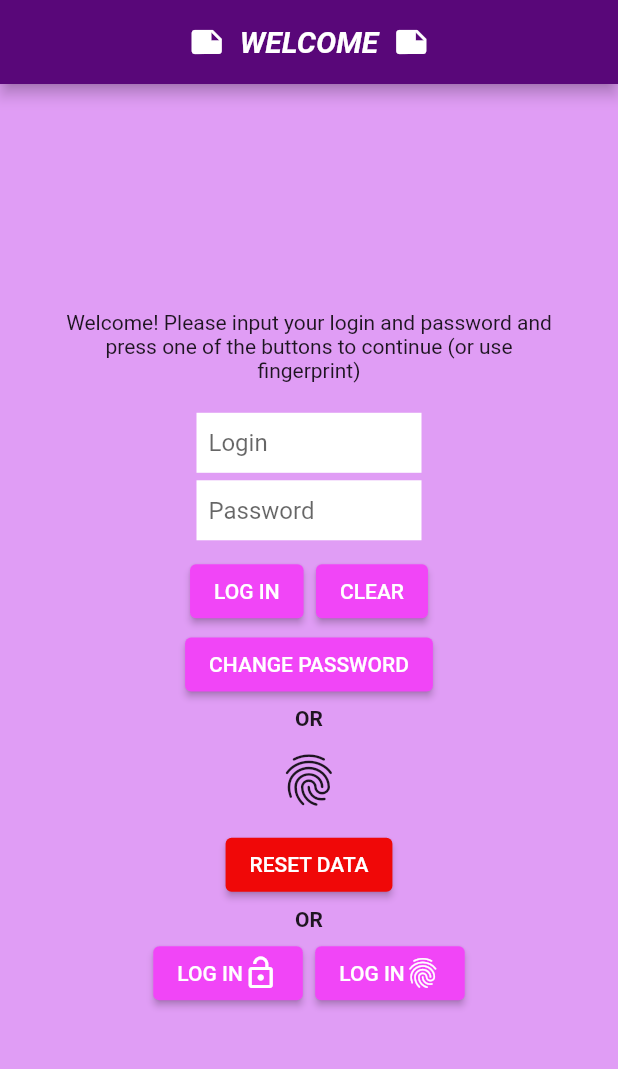
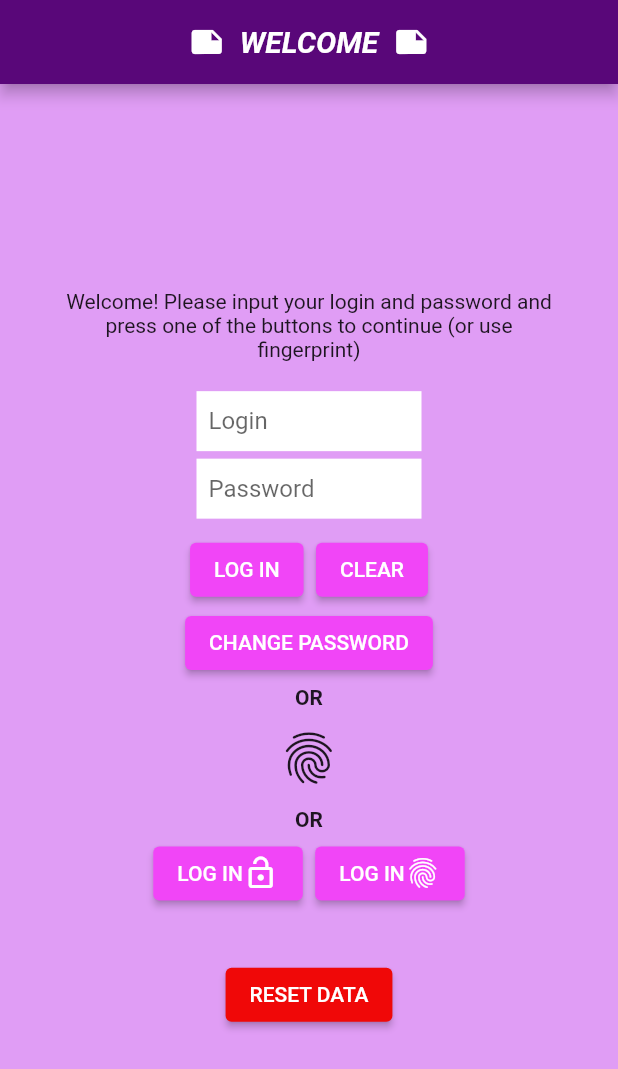
Before and after one commit to KarolFilipiak/notatnik, a Flutter app: the screen it shows after launch, after a tap on "RESET DATA", on a phone screen of 412 x 824 dp. Shown: the top 1069 px of the screen. Run offline on Flutter 3.47's test engine with Material 2 defaults, Android fonts, the phone set to English and light mode, and no system bars; our stand-ins replace flutter_secure_storage, top_snackbar_flutter, url_launcher_web; missing offline and left inert: cryptography, encrypt, flutter_locker, flutter_secure_storage_web.

Commit message:
1.4.3 - reduced key stretching iterations to improve performance, moved reset button in logging page

```diff
--- a/lib/functions.dart
+++ b/lib/functions.dart
@@ -5,7 +5,6 @@ import 'dart:typed_data';
 
 import 'package:crypto/crypto.dart';
 import 'package:flutter/material.dart';
-import 'package:flutter_locker/flutter_locker.dart';
 import 'package:flutter_secure_storage/flutter_secure_storage.dart';
 import 'package:encrypt/encrypt.dart' as enc;
 import 'package:cryptography/cryptography.dart' as cry;
@@ -46,7 +45,7 @@ class F
     final _storage = const FlutterSecureStorage();
     final pbkdf2 = cry.Pbkdf2(
       macAlgorithm: cry.Hmac.sha256(),
-      iterations: 100000,
+      iterations: 15000,
       bits: 256,
     );
 
@@ -287,7 +286,7 @@ class F
     final _storage = const FlutterSecureStorage();
     final pbkdf2 = cry.Pbkdf2(
       macAlgorithm: cry.Hmac.sha256(),
-      iterations: 100000,
+      iterations: 15000,
       bits: 256,
     );
 
--- a/lib/views/welcome_page.dart
+++ b/lib/views/welcome_page.dart
@@ -361,22 +361,6 @@ class _WelcomeState extends State<Welcome> {
                           iconSize: min(MediaQuery.of(context).size.height*0.1, MediaQuery.of(context).size.width*0.1),
                         ),
                         SizedBox(height: MediaQuery.of(context).size.height*0.005),
-                        ElevatedButton(
-                          onPressed: () async {
-                            _storage.deleteAll(aOptions: O.getAndroidOptions());
-                            try {
-                              await FlutterLocker.delete('notes');
-                            }
-                            catch (e) {}
-                            F.snack(context, "Data erased", "top_red");
-                            clear_input();
-                          },
-                          style: ElevatedButton.styleFrom(
-                            primary: Color.fromARGB(255, 240, 8, 8),
-                          ),
-                          child: const Text('RESET DATA')
-                        ),
-                        SizedBox(height: MediaQuery.of(context).size.height*0.005),
                         Text('OR',style: TextStyle(fontWeight: FontWeight.bold),),
                         SizedBox(height: MediaQuery.of(context).size.height*0.005),
                         Row(
@@ -452,11 +436,27 @@ class _WelcomeState extends State<Welcome> {
                               ],
                             ),
                           )
-
                           ],
-                        )
+                        ),
+                        SizedBox(height: MediaQuery.of(context).size.height*0.04),
+                        ElevatedButton(
+                          onPressed: () async {
+                            _storage.deleteAll(aOptions: O.getAndroidOptions());
+                            try {
+                              await FlutterLocker.delete('notes');
+                            }
+                            catch (e) {}
+                            F.snack(context, "Data erased", "top_red");
+                            clear_input();
+                          },
+                          style: ElevatedButton.styleFrom(
+                            primary: Color.fromARGB(255, 240, 8, 8),
+                          ),
+                          child: const Text('RESET DATA')
+                        ),
                     ]
                   ),
+
                 ],
               )
           )
```
